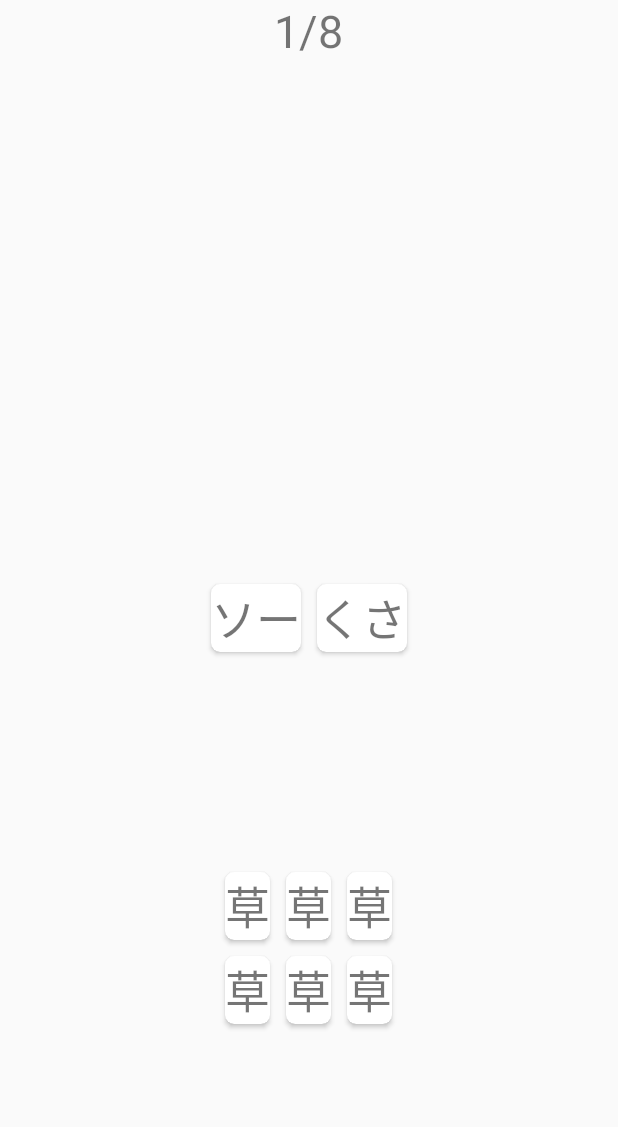
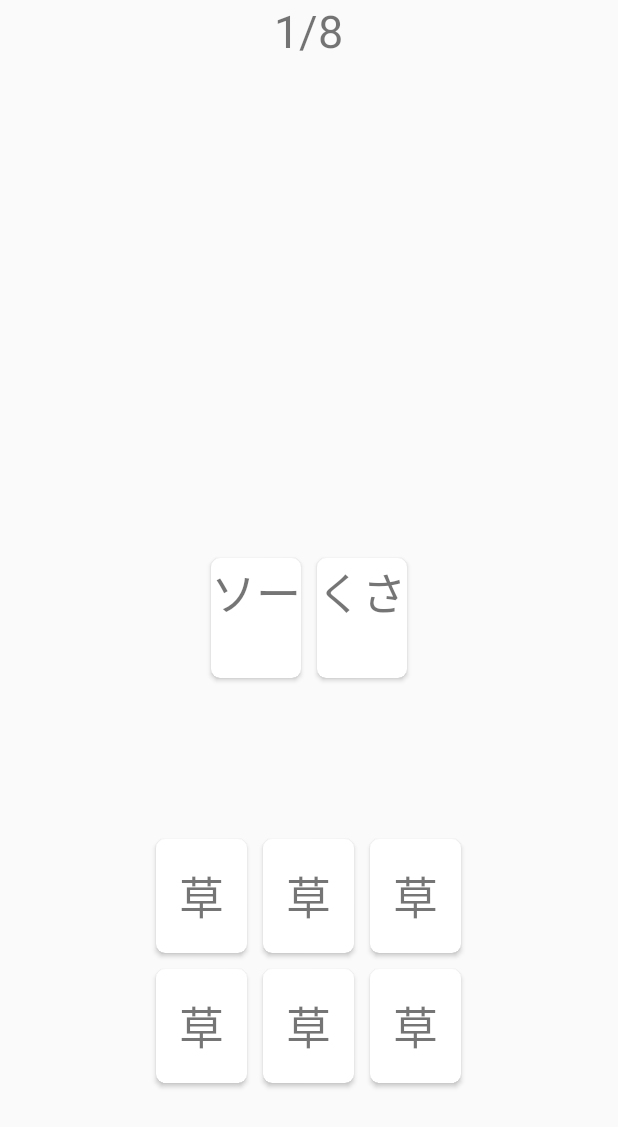
Before and after one commit to NjordJ/JPStudy, an Android app: the layout fragment_beginnerkanji_tests.xml on its own in the app's theme, with its tools: preview values and no code run, on a phone screen of 412 x 824 dp. Shown: the top 1127 px of the screen. Run offline under Robolectric (Android 15) with nearby library versions, the light colour scheme and no system bars.

Commit message:
Kanji test step 3 (almost done), need fixes

```diff
--- a/app/src/main/res/layout/fragment_beginnerkanji_tests.xml
+++ b/app/src/main/res/layout/fragment_beginnerkanji_tests.xml
@@ -27,34 +27,42 @@
         <!--On_readings-->
         <androidx.cardview.widget.CardView
                 android:layout_width="wrap_content"
-                android:layout_height="wrap_content"
+                android:layout_height="80dp"
                 app:cardCornerRadius="6dp"
                 android:padding="4dp"
                 android:layout_margin="5dp">
 
+            <ScrollView
+                    android:layout_width="match_parent"
+                    android:layout_height="match_parent">
                 <TextView
                         android:id="@+id/textViewBeginnerKanjiTestsOnReadings"
                         android:layout_width="wrap_content"
                         android:layout_height="wrap_content"
                         android:text="@string/onyomi_sample"
                         android:textSize="30sp"/>
+            </ScrollView>
 
         </androidx.cardview.widget.CardView>
 
         <!--Kun_readings-->
         <androidx.cardview.widget.CardView
                 android:layout_width="wrap_content"
-                android:layout_height="wrap_content"
+                android:layout_height="80dp"
                 app:cardCornerRadius="6dp"
                 android:padding="4dp"
                 android:layout_margin="5dp">
 
+            <ScrollView
+                    android:layout_width="match_parent"
+                    android:layout_height="match_parent">
                 <TextView
                         android:id="@+id/textViewBeginnerKanjiTestsKunReadings"
                         android:layout_width="wrap_content"
                         android:layout_height="wrap_content"
                         android:text="@string/kunyomi_sample"
                         android:textSize="30sp"/>
+            </ScrollView>
 
         </androidx.cardview.widget.CardView>
 
@@ -76,7 +84,7 @@
                 android:layout_width="wrap_content"
                 android:layout_height="wrap_content"
                 app:cardCornerRadius="6dp"
-                android:padding="4dp"
+                app:contentPadding="15dp"
                 android:layout_margin="5dp"
                 android:clickable="true"
                 android:focusable="true"
@@ -98,7 +106,7 @@
                 android:layout_width="wrap_content"
                 android:layout_height="wrap_content"
                 app:cardCornerRadius="6dp"
-                android:padding="4dp"
+                app:contentPadding="15dp"
                 android:layout_margin="5dp"
                 android:clickable="true"
                 android:focusable="true"
@@ -121,7 +129,7 @@
                 android:layout_width="wrap_content"
                 android:layout_height="wrap_content"
                 app:cardCornerRadius="6dp"
-                android:padding="4dp"
+                app:contentPadding="15dp"
                 android:layout_margin="5dp"
                 android:clickable="true"
                 android:focusable="true"
@@ -144,7 +152,7 @@
                 android:layout_width="wrap_content"
                 android:layout_height="wrap_content"
                 app:cardCornerRadius="6dp"
-                android:padding="4dp"
+                app:contentPadding="15dp"
                 android:layout_margin="5dp"
                 android:clickable="true"
                 android:focusable="true"
@@ -167,7 +175,7 @@
                 android:layout_width="wrap_content"
                 android:layout_height="wrap_content"
                 app:cardCornerRadius="6dp"
-                android:padding="4dp"
+                app:contentPadding="15dp"
                 android:layout_margin="5dp"
                 android:clickable="true"
                 android:focusable="true"
@@ -191,7 +199,7 @@
                 android:layout_width="wrap_content"
                 android:layout_height="wrap_content"
                 app:cardCornerRadius="6dp"
-                android:padding="4dp"
+                app:contentPadding="15dp"
                 android:layout_margin="5dp"
                 android:clickable="true"
                 android:focusable="true"
```
Also changed, not shown: app/src/main/java/com/bigil/jpstudy/ui/beginnerkanji/tests/BeginnerKanjiTestsFragment.java (+75 -5 lines), app/src/main/java/com/bigil/jpstudy/utils/JSONParsingAsync.java (+54 -34 lines). Lines whose indentation alone changed are shown as unchanged.
